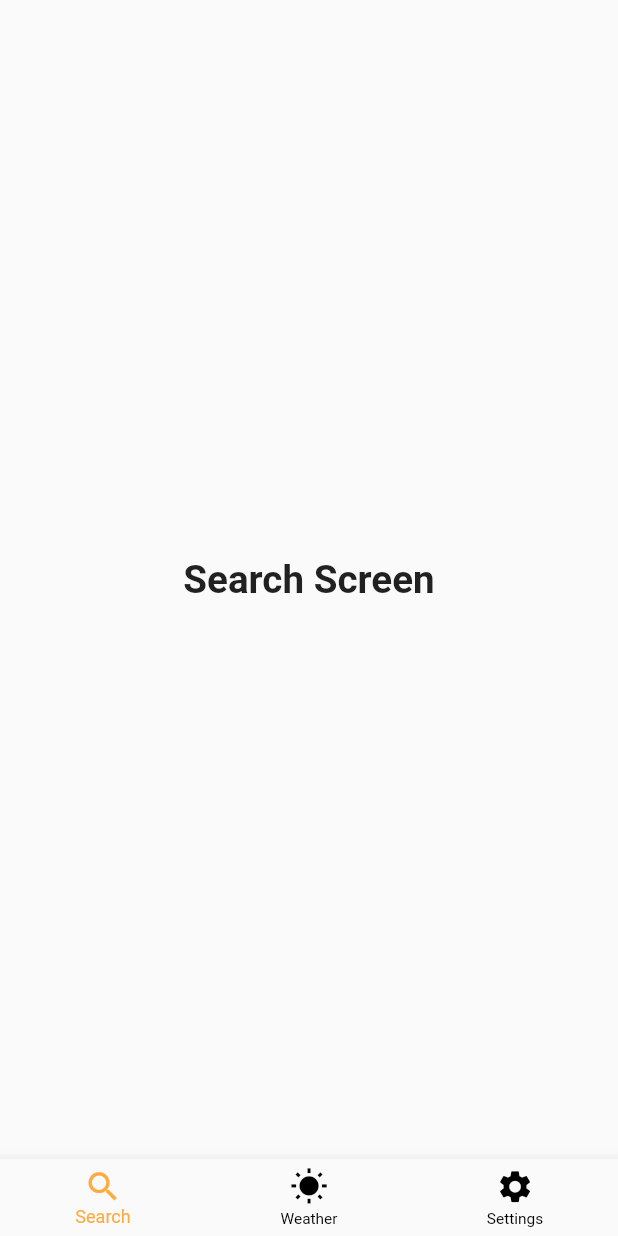
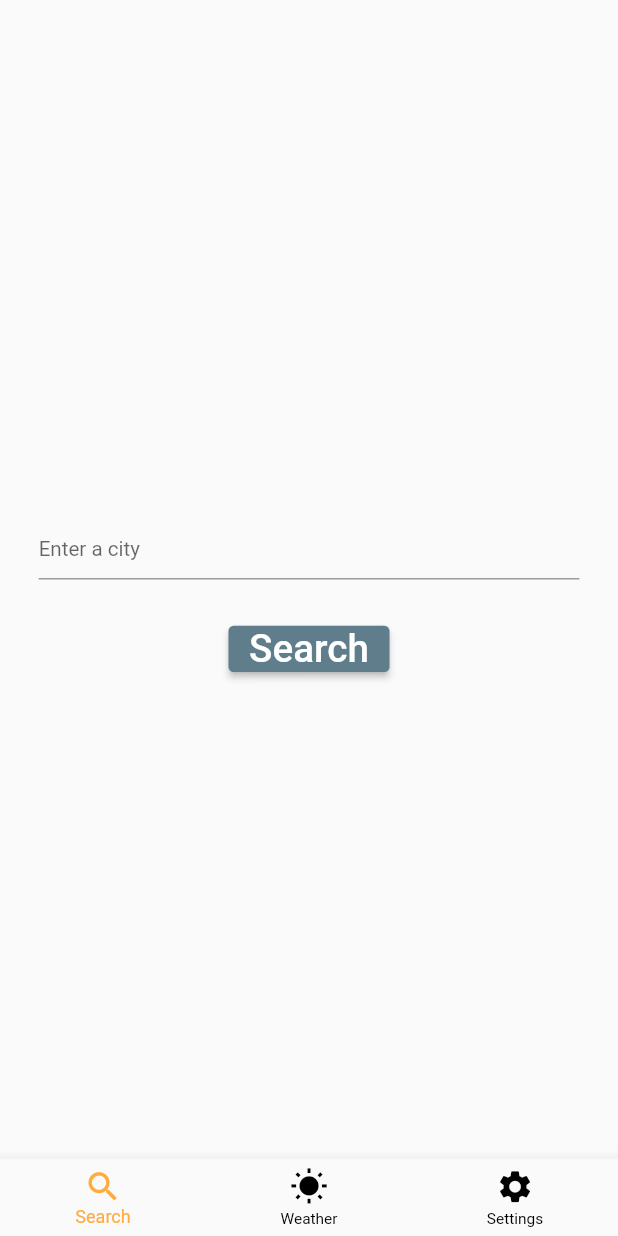
Before and after one commit to DerrickWilliamson/gale_force, a Flutter app: the screen it shows after launch, on a phone screen of 412 x 824 dp. Run offline on Flutter 3.47's test engine with Material 2 defaults, Android fonts, the phone set to English and light mode, and no system bars; our stand-ins replace bloc, equatable, flutter_bloc, flutter_dotenv, responsive_framework.

Commit message:
building out search page with textFormField and ElevatedButton

```diff
--- a/lib/modules/weather/bloc/weather_event.dart
+++ b/lib/modules/weather/bloc/weather_event.dart
@@ -7,16 +7,9 @@ abstract class WeatherEvent extends Equatable {
   List<Object> get props => [];
 }
 
+class CurrentCityInputted extends WeatherEvent {}
+
 class FetchWeather extends WeatherEvent {}
-
-class OnTabSelected extends WeatherEvent {
-  final int index;
-
-  const OnTabSelected({required this.index});
-
-  @override
-  List<Object> get props => [index];
-}
 
 
 
--- a/lib/modules/weather/views/search_page.dart
+++ b/lib/modules/weather/views/search_page.dart
@@ -5,11 +5,32 @@ class SearchPage extends StatelessWidget {
 
   @override
   Widget build(BuildContext context) {
-    return const Scaffold(
+    return Scaffold(
       body: Center(
-        child: Text(
-          'Search Screen',
-          style: TextStyle(fontSize: 30.0, fontWeight: FontWeight.bold),
+        child: Column(
+          mainAxisAlignment: MainAxisAlignment.center,
+          children: [
+            Padding(
+              padding: const EdgeInsets.all(30.0),
+              child: TextFormField(
+                decoration: const InputDecoration(
+                  hintText: 'Enter a city',
+                ),
+              ),
+            ),
+            ElevatedButton(
+              onPressed: () {},
+              style: ButtonStyle(
+                backgroundColor: MaterialStateProperty.all<Color>(
+                  Colors.blueGrey,
+                ),
+              ),
+              child: const Text('Search',
+                  style: TextStyle(
+                    fontSize: 30.0,
+                  )),
+            ),
+          ],
         ),
       ),
     );
```
